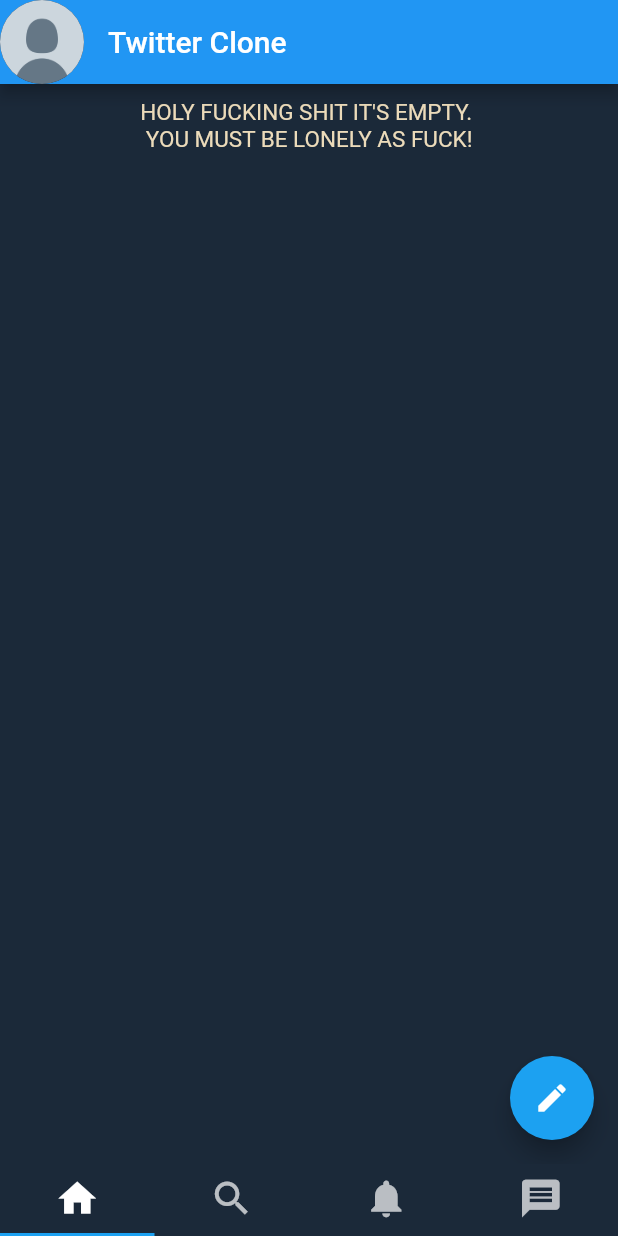
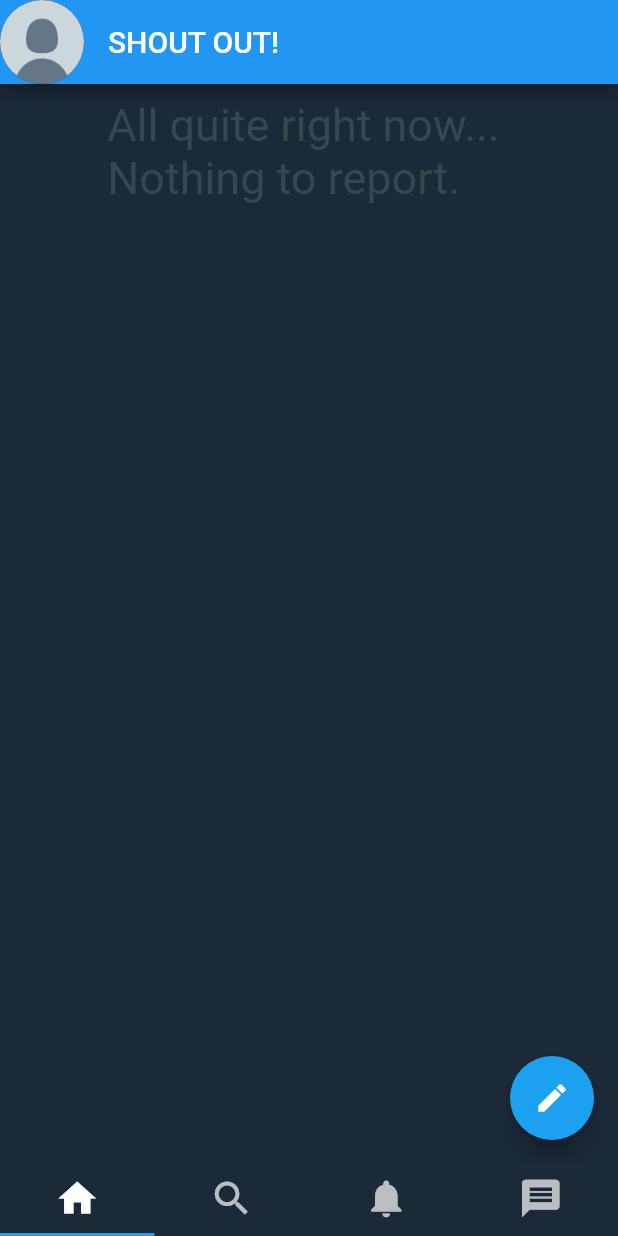
Before and after one commit to MicoT/OOP-MODULE3-EXAM, a Flutter app: the screen it shows after launch, on a phone screen of 412 x 824 dp. Run offline on Flutter 3.47's test engine with Material 2 defaults, Android fonts, the phone set to English and light mode, and no system bars.

Commit message:
Code clean up

```diff
--- a/lib/Page/Page/search.dart
+++ /dev/null
@@ -1 +0,0 @@
-// TODO Implement this library.
--- a/lib/Page/home.dart
+++ b/lib/Screens/home.dart
@@ -1,7 +1,6 @@
 // ignore_for_file: unnecessary_new, prefer_const_constructors
 
 import 'package:flutter/material.dart';
-import 'package:twitter/Page/composer.dart';
 import 'create_shout.dart';
 import 'composer.dart';
 
@@ -18,10 +17,10 @@
               child: userShout.isEmpty
                   ? Center(
                       child: Text(
-                        "HOLY FUCKING SHIT IT'S EMPTY. \n YOU MUST BE LONELY AS FUCK!",
+                        "All quite right now... \nNothing to report.",
                         style: TextStyle(
-                          fontSize: 15,
-                          color: Color(0xffECDBBA),
+                          fontSize: 30,
+                          color: Color(0xff37474f),
                         ),
                       ),
                     )
@@ -34,10 +33,10 @@
                           child: ListTile(
                             leading: CircleAvatar(
                               radius: 25.0,
-                              backgroundImage: AssetImage('lib/assets/DP.png'),
+                              backgroundImage: AssetImage('assets/DP.png'),
                             ),
                             title: Text(
-                              "PORN",
+                              "Admin",
                               style: TextStyle(
                                   color: Colors.white,
                                   fontSize: 18.0,
--- a/lib/Page/message.dart
+++ b/lib/Screens/message.dart
@@ -1,4 +1,4 @@
-// ignore_for_file: avoid_unnecessary_containers, prefer_const_constructors, unnecessary_new
+// ignore_for_file: avoid_unnecessary_containers, prefer_const_constructors, unnecessary_new, use_key_in_widget_constructors, deprecated_member_use
 
 import 'package:flutter/material.dart';
 
@@ -30,6 +30,7 @@
               child: ListTile(
                 leading: CircleAvatar(
                   radius: 25.0,
+                  backgroundImage: AssetImage('assets/DP.png'),
                 ),
                 title: Text(
                   "RAZER",
@@ -54,6 +55,7 @@
               child: ListTile(
                 leading: CircleAvatar(
                   radius: 25.0,
+                  backgroundImage: AssetImage('assets/DP.png'),
                 ),
                 title: Text(
                   "r/FlutterDev",
@@ -78,6 +80,7 @@
               child: ListTile(
                 leading: CircleAvatar(
                   radius: 25.0,
+                  backgroundImage: AssetImage('assets/DP.png'),
                 ),
                 title: Text(
                   "Flutter",
@@ -106,4 +109,3 @@
     );
   }
 }
-//mesaja tarih eklenecek....!!!!!!
--- a/lib/Page/notifications.dart
+++ b/lib/Screens/notifications.dart
@@ -1,4 +1,4 @@
-// ignore_for_file: prefer_const_constructors, unnecessary_new
+// ignore_for_file: prefer_const_constructors, unnecessary_new, use_key_in_widget_constructors
 
 import 'package:flutter/material.dart';
 
@@ -37,6 +37,7 @@
                   child: ListTile(
                     leading: CircleAvatar(
                       radius: 25.0,
+                      backgroundImage: AssetImage('assets/DP.png'),
                     ),
                     title: Text(
                       "Flutter",
@@ -48,7 +49,7 @@
                     subtitle: Container(
                       padding: EdgeInsets.only(top: 5.0),
                       child: Text(
-                        "LUH ANO YAN PANOT?.",
+                        "You are using listbuilder? That's amazing!",
                         style: TextStyle(color: Colors.white, fontSize: 15.0),
                       ),
                     ),
--- a/lib/home.dart
+++ b/lib/home.dart
@@ -1,11 +1,11 @@
-// ignore_for_file: avoid_unnecessary_containers, prefer_const_constructors, unnecessary_new
+// ignore_for_file: avoid_unnecessary_containers, prefer_const_constructors, unnecessary_new, use_key_in_widget_constructors
 
 import 'package:flutter/material.dart';
 
-import 'Page/notifications.dart';
-import 'Page/home.dart';
-import 'Page/message.dart';
-import 'Page/search.dart';
+import 'Screens/notifications.dart';
+import 'Screens/home.dart';
+import 'Screens/message.dart';
+import 'Screens/search.dart';
 
 class MyHome extends StatefulWidget {
   @override
@@ -32,10 +32,10 @@
   Widget build(BuildContext context) {
     return new Scaffold(
       appBar: new AppBar(
-        title: new Text("Twitter Clone"),
+        title: new Text("SHOUT OUT!"),
         leading: CircleAvatar(
           radius: 5.0,
-          backgroundImage: AssetImage('lib/assets/DP.png'),
+          backgroundImage: AssetImage('assets/DP.png'),
           child: ClipOval(
             child: new SizedBox(
               width: 10.0,
@@ -44,6 +44,7 @@
           ),
         ),
       ),
+      //------------------------------------Profile Drawer-------------------------------------
       drawer: Drawer(
         child: Container(
           color: Theme.of(context).primaryColorDark,
@@ -52,18 +53,18 @@
               new Container(
                 child: new UserAccountsDrawerHeader(
                   accountName: Text(
-                    "Profmco",
+                    "Admin",
                     style: new TextStyle(fontSize: 15.0),
                   ),
                   accountEmail: Text(
-                    "johntongco@gmail.com",
+                    "admin@gmail.com",
                     style: new TextStyle(fontSize: 15.0),
                   ),
                   currentAccountPicture: Container(
                     decoration: new BoxDecoration(
                       shape: BoxShape.circle,
                       image: new DecorationImage(
-                        image: AssetImage('lib/assets/DP.png'),
+                        image: AssetImage('assets/DP.png'),
                       ),
                     ),
                   ),
@@ -124,6 +125,7 @@
           ),
         ),
       ),
+      //---------------------------------------Tab buttons------------------------------------
       body: new TabBarView(
         children: <Widget>[
           new Home(),
--- a/lib/main.dart
+++ b/lib/main.dart
@@ -1,3 +1,5 @@
+// ignore_for_file: use_key_in_widget_constructors
+
 import 'package:flutter/material.dart';
 import 'home.dart';
 
@@ -7,7 +9,7 @@
   @override
   Widget build(BuildContext context) {
     return MaterialApp(
-      title: "Twitter Clone",
+      title: "SHOUT OUT",
       debugShowCheckedModeBanner: false,
       theme: ThemeData(
         primaryColor: const Color(0xff15202C),
--- a/pubspec.yaml
+++ b/pubspec.yaml
@@ -27,6 +27,7 @@
 # the latest version available on pub.dev. To see which dependencies have newer
 # versions available, run `flutter pub outdated`.
 dependencies:
+  animated_text_kit: ^4.2.1
   flutter:
     sdk: flutter
 
@@ -57,7 +58,7 @@
   # the material Icons class.
   uses-material-design: true
   assets:
-    - lib/assets/DP.png
+    - assets/DP.png
   # To add assets to your application, add an assets section, like this:
   # assets:
   #   - images/a_dot_burr.jpeg
```
Also changed, not shown: lib/Screens/composer.dart (renamed from lib/Page/composer.dart, +6 -6 lines), lib/Screens/search.dart (renamed from lib/Page/search.dart, +4 -4 lines), assets/DP.png (renamed from lib/assets/DP.png), lib/Screens/create_shout.dart (renamed from lib/Page/create_shout.dart), pubspec.lock, 2 other files.
